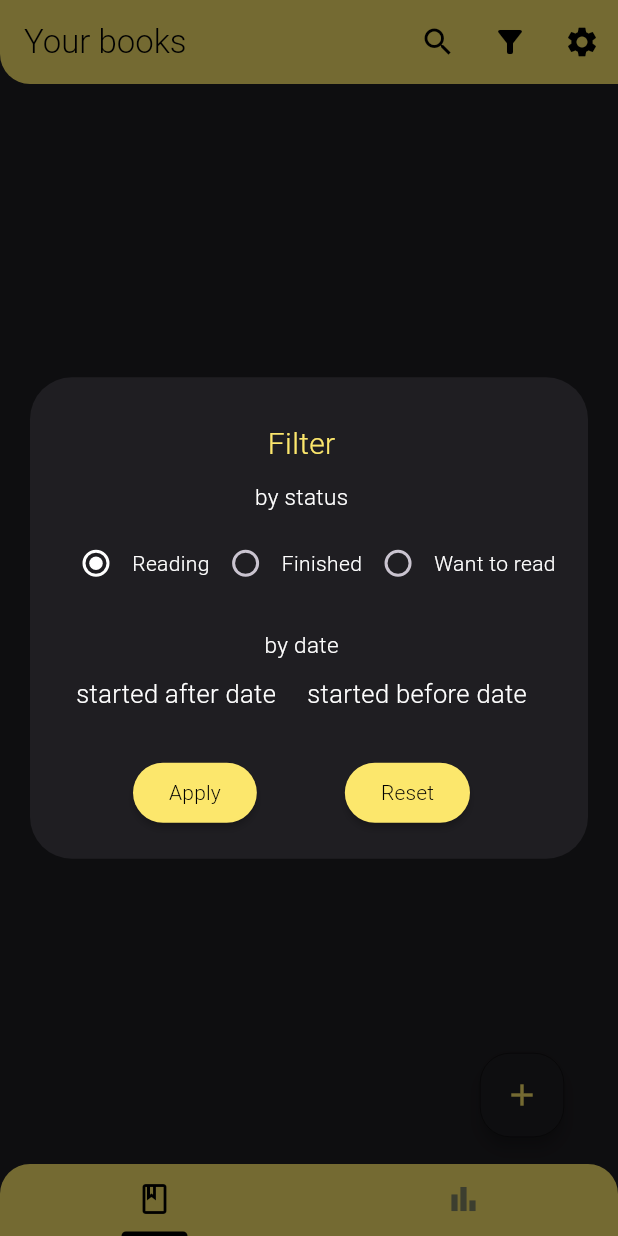
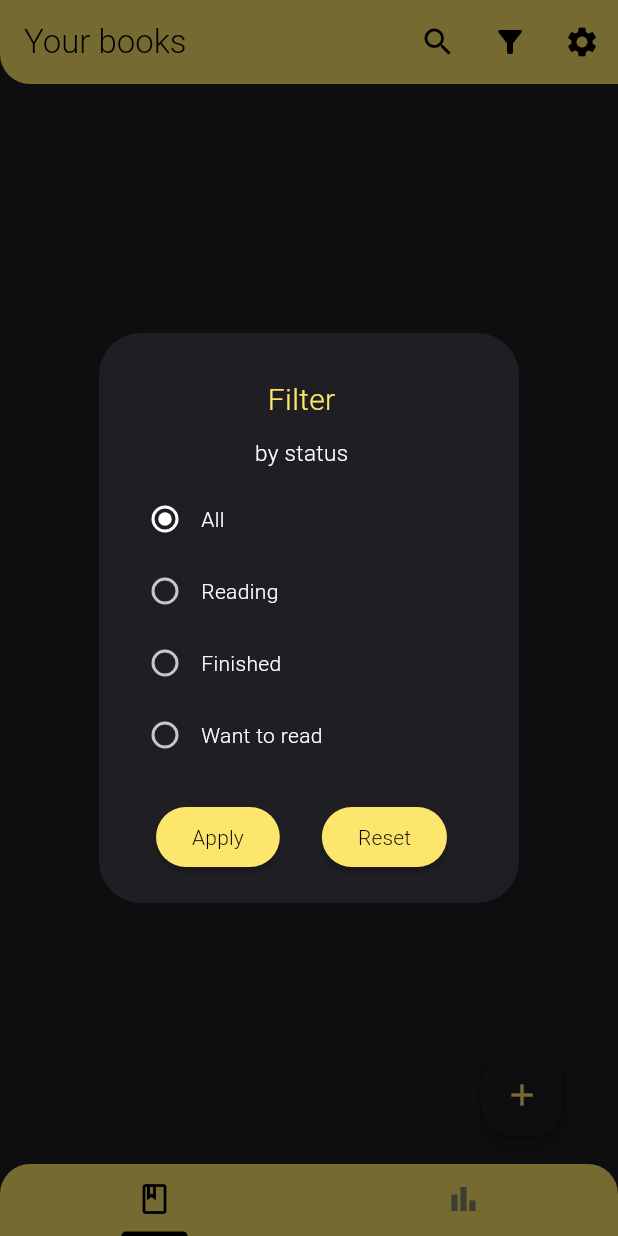
Before and after one commit to ozarski/BookTrackerFlutter, a Flutter app: the screen it shows after launch, after a tap on the "filter list alt" icon, on a phone screen of 412 x 824 dp. Run offline on Flutter 3.47's test engine with Material 3 defaults, Android fonts, the phone set to English and light mode, and no system bars; our stand-ins replace connectivity_plus, dio, file_picker, fl_chart, fluttertoast, sqflite; accounts and stored records are empty.

Commit message:
Filtering fixed

```diff
--- a/lib/features/books/presentation/pages/book_list_tab.dart
+++ b/lib/features/books/presentation/pages/book_list_tab.dart
@@ -37,7 +37,6 @@ class BookListTab extends StatelessWidget {
                       onPressed: () {
                         if (model.searching) {
                           model.reloadBooks();
-                          model.searching = false;
                         } else {
                           showDialog(
                             context: context,
@@ -72,12 +71,21 @@ class BookListTab extends StatelessWidget {
                     ),
                   ],
                 ),
-                body: ListView.builder(
-                  itemCount: model.books.length,
-                  itemBuilder: (context, index) {
-                    return BookListItem(book: model.books[index]);
-                  },
-                ).addPadding(const EdgeInsets.only(top: 10)),
+                body: model.isEmptyMessage != null
+                    ? Center(
+                        child: Text(
+                          model.isEmptyMessage!,
+                          style: const TextStyle(
+                              color: Colors.white70, fontSize: 16),
+                          textAlign: TextAlign.center,
+                        ),
+                      )
+                    : ListView.builder(
+                        itemCount: model.books.length,
+                        itemBuilder: (context, index) {
+                          return BookListItem(book: model.books[index]);
+                        },
+                      ).addPadding(const EdgeInsets.only(top: 10)),
               );
             },
           ),
--- a/lib/features/books/presentation/state/book_list_model.dart
+++ b/lib/features/books/presentation/state/book_list_model.dart
@@ -9,67 +9,95 @@ import 'package:flutter/material.dart';
 class BookListModel extends ChangeNotifier {
   final DisplayBookListUseCase _displayBookListUseCase;
   final FilterBookListUseCase _filterBookListUseCase;
-  final List<Book> _books = [];
+  final List<Book> _allBooks = [];
+  final List<Book> _displayedBooks = [];
 
-  List<Book> get books => _books;
+  List<Book> get books => _displayedBooks;
   bool searching = false;
+  String? _currentSearchQuery;
+  FilterBookListParams? _currentFilterParams;
+
+  String? get isEmptyMessage {
+    if (_allBooks.isEmpty) return 'No books yet. Tap + to add one.';
+    if (_displayedBooks.isEmpty) return 'No books match your search or filter.';
+    return null;
+  }
 
   BookListModel(this._displayBookListUseCase, this._filterBookListUseCase) {
     _loadBooks();
   }
 
   void addBook(Book book) {
-    _books.add(book);
-    notifyListeners();
+    _allBooks.add(book);
+    _applyLocalFilters();
   }
 
   void removeBook(Book book) {
-    _books.remove(book);
-    notifyListeners();
+    _allBooks.remove(book);
+    _applyLocalFilters();
   }
 
   void updateBook(Book book) {
-    int index = _books.indexWhere((element) => element.id == book.id);
-    _books[index] = book;
-    notifyListeners();
+    int index = _allBooks.indexWhere((element) => element.id == book.id);
+    if (index != -1) {
+      _allBooks[index] = book;
+    }
+    _applyLocalFilters();
   }
 
   void reloadBooks() {
+    _currentSearchQuery = null;
+    _currentFilterParams = null;
+    searching = false;
     _loadBooks();
   }
 
-  void _loadBooks() async {
-    await _displayBookListUseCase().then((value) {
-      _books.clear();
-      _books.addAll(value);
-      notifyListeners();
-    });
+  Future<void> _loadBooks() async {
+    var books = await _displayBookListUseCase();
+    _allBooks.clear();
+    _allBooks.addAll(books);
+    _applyLocalFilters();
   }
 
   void filterList(FilterStateModel filterState) async {
-    await _filterBookListUseCase(
-            FilterBookListParams.fromFilterStateModel(filterState))
-        .then((value) {
-      _books.clear();
-      _books.addAll(value);
-      notifyListeners();
-    });
+    _currentFilterParams =
+        FilterBookListParams.fromFilterStateModel(filterState);
+    await _applyFilters();
+  }
+
+  Future<void> _applyFilters() async {
+    if (_currentFilterParams != null) {
+      var books = await _filterBookListUseCase(_currentFilterParams!);
+      _allBooks.clear();
+      _allBooks.addAll(books);
+    } else {
+      await _loadBooks();
+      return;
+    }
+    _applyLocalFilters();
+  }
+
+  void _applyLocalFilters() {
+    _displayedBooks.clear();
+    if (_currentSearchQuery != null && _currentSearchQuery!.isNotEmpty) {
+      var q = _currentSearchQuery!.toLowerCase();
+      _displayedBooks.addAll(_allBooks.where((b) =>
+          b.title.toLowerCase().contains(q) ||
+          b.author.toLowerCase().contains(q)));
+    } else {
+      _displayedBooks.addAll(_allBooks);
+    }
+    notifyListeners();
   }
 
   void searchBooks(String query) {
     if (query.isEmpty) {
-      _loadBooks();
-      return;
+      _currentSearchQuery = null;
+    } else {
+      _currentSearchQuery = query;
     }
-    var filteredBooks = _books
-        .where((element) =>
-            element.title.toLowerCase().contains(query.toLowerCase()) ||
-            element.author.toLowerCase().contains(query.toLowerCase()))
-        .toList();
-    _books.clear();
-    _books.addAll(filteredBooks);
-    searching = true;
-    notifyListeners();
+    searching = _currentSearchQuery != null;
+    _applyLocalFilters();
   }
 
   void mockBooks() {
@@ -105,8 +133,8 @@ class BookListModel extends ChangeNotifier {
       'Aldous Huxley',
       'George Orwell',
     ];
-    _books.clear();
-    _books.addAll(
+    _allBooks.clear();
+    _allBooks.addAll(
       List.generate(
         50,
         (index) {
@@ -133,5 +161,6 @@ class BookListModel extends ChangeNotifier {
         },
       ),
     );
+    _applyLocalFilters();
   }
 }
--- a/lib/features/books/presentation/state/filter_state_model.dart
+++ b/lib/features/books/presentation/state/filter_state_model.dart
@@ -3,36 +3,42 @@ import 'package:flutter/material.dart';
 import 'package:intl/intl.dart';
 
 class FilterStateModel extends ChangeNotifier {
-  BookStatus status = BookStatus.reading;
+  BookStatus? status;
   DateTime? startDate;
-  DateTime?  finishDate;
+  DateTime? finishDate;
 
   FilterStateModel();
 
   String getFormattedStartDate() {
-    var startDateString = "";
-    if(status == BookStatus.reading) {
-      startDateString =  startDate!=null ? DateFormat('dd/MM/yyyy').format(startDate!) : 'started after date';
-    } else if(status == BookStatus.finished) {
-      startDateString =  startDate!=null ? DateFormat('dd/MM/yyyy').format(startDate!) : 'finished after date';
+    if (status == null) return 'start date';
+    switch (status!) {
+      case BookStatus.reading:
+        return startDate != null
+            ? DateFormat('dd/MM/yyyy').format(startDate!)
+            : 'started after date';
+      case BookStatus.finished:
+        return startDate != null
+            ? DateFormat('dd/MM/yyyy').format(startDate!)
+            : 'finished after date';
+      case BookStatus.wantToRead:
+        return 'start date';
     }
-    else{
-      startDateString =  'start date';
-    }
-    return startDateString;
   }
 
   String getFormattedFinishDate() {
-    var finishDateString = "";
-    if(status == BookStatus.reading) {
-      finishDateString =  finishDate!=null ? DateFormat('dd/MM/yyyy').format(finishDate!) : 'started before date';
-    } else if(status == BookStatus.finished) {
-      finishDateString =  finishDate!=null ? DateFormat('dd/MM/yyyy').format(finishDate!) : 'finished before date';
+    if (status == null) return 'finish date';
+    switch (status!) {
+      case BookStatus.reading:
+        return finishDate != null
+            ? DateFormat('dd/MM/yyyy').format(finishDate!)
+            : 'started before date';
+      case BookStatus.finished:
+        return finishDate != null
+            ? DateFormat('dd/MM/yyyy').format(finishDate!)
+            : 'finished before date';
+      case BookStatus.wantToRead:
+        return 'finish date';
     }
-    else{
-      finishDateString =  'finish date';
-    }
-    return finishDateString;
   }
 
   void setStartDate(DateTime? date) {
@@ -45,32 +51,32 @@ class FilterStateModel extends ChangeNotifier {
     notifyListeners();
   }
 
-  void setStatus(BookStatus status) {
-    this.status = status;
+  void setStatus(BookStatus? newStatus) {
+    status = newStatus;
     notifyListeners();
   }
 
   void reset() {
-    status = BookStatus.reading;
+    status = null;
     startDate = null;
     finishDate = null;
     notifyListeners();
   }
 }
 
-
 class FilterBookListParams {
-  final BookStatus status;
+  final BookStatus? status;
   final DateTime? startDate;
   final DateTime? finishDate;
 
   FilterBookListParams({
-    required this.status,
-    required this.startDate,
-    required this.finishDate,
+    this.status,
+    this.startDate,
+    this.finishDate,
   });
 
-  factory FilterBookListParams.fromFilterStateModel(FilterStateModel filterStateModel) {
+  factory FilterBookListParams.fromFilterStateModel(
+      FilterStateModel filterStateModel) {
     return FilterBookListParams(
       status: filterStateModel.status,
       startDate: filterStateModel.startDate,
--- a/lib/features/books/presentation/widgets/filter_dialog/filter_dialog.dart
+++ b/lib/features/books/presentation/widgets/filter_dialog/filter_dialog.dart
@@ -1,4 +1,5 @@
 import 'package:book_tracker/core/utils/padding_extension.dart';
+import 'package:book_tracker/features/books/domain/entities/book.dart';
 import 'package:book_tracker/features/books/presentation/state/book_list_model.dart';
 import 'package:book_tracker/features/books/presentation/state/filter_state_model.dart';
 import 'package:book_tracker/features/books/presentation/widgets/filter_dialog/finish_date_filter_widget.dart';
@@ -42,31 +43,35 @@ class FilterDialog extends StatelessWidget {
                     ),
                   ).addPadding(const EdgeInsets.only(top: 10)),
                   const StatusFilteringRadioButtons(),
+                  AnimatedCrossFade(
+                    firstChild: Column(
+                      crossAxisAlignment: CrossAxisAlignment.stretch,
+                      children: [
                         const Text(
                           'by date',
+                          textAlign: TextAlign.center,
                           style: TextStyle(
                             color: Colors.white,
                             fontWeight: FontWeight.w300,
                             fontSize: 15,
                           ),
                         ).addPadding(const EdgeInsets.only(top: 10)),
-                  Row(
-                    children: [
-                      Consumer<FilterStateModel>(
-                        builder: (context, filterModel, child) {
-                          return Expanded(
-                            child: const Row(
-                              mainAxisAlignment: MainAxisAlignment.spaceEvenly,
+                        const Column(
                           children: [
                             StartDateFilterWidget(),
+                            SizedBox(height: 10),
                             FinishDateFilterWidget(),
                           ],
-                            ).addPadding(
-                                const EdgeInsets.only(top: 10, bottom: 20)),
-                          );
-                        },
+                        ).addPadding(const EdgeInsets.only(
+                            top: 10, bottom: 20, left: 10, right: 10)),
+                      ],
                     ),
-                    ],
+                    secondChild: const SizedBox.shrink(),
+                    crossFadeState: filterStateModel.status != null &&
+                            filterStateModel.status != BookStatus.wantToRead
+                        ? CrossFadeState.showFirst
+                        : CrossFadeState.showSecond,
+                    duration: const Duration(milliseconds: 100),
                   ),
                   Row(
                     mainAxisAlignment: MainAxisAlignment.spaceEvenly,
@@ -98,6 +103,7 @@ class FilterDialog extends StatelessWidget {
                           final bookListState = context.read<BookListModel>();
                           bookListState.reloadBooks();
                           filterStateModel.reset();
+                          Navigator.pop(context);
                         },
                         style: ElevatedButton.styleFrom(
                           elevation: 2,
--- a/lib/features/books/presentation/widgets/filter_dialog/finish_date_filter_widget.dart
+++ b/lib/features/books/presentation/widgets/filter_dialog/finish_date_filter_widget.dart
@@ -9,20 +9,31 @@ class FinishDateFilterWidget extends StatelessWidget {
   Widget build(BuildContext context) {
     final filterModel = context.watch<FilterStateModel>();
     return InkWell(
-      child: Text(
-        filterModel.getFormattedFinishDate(),
-        style: const TextStyle(
-          color: Colors.white,
-          fontWeight: FontWeight.w300,
-          fontSize: 17,
-        ),
-      ),
       onTap: () async {
         DateTime? date = await setUpDatePicker(filterModel, context);
         if (date != null) {
           filterModel.setFinishDate(date);
         }
       },
+      child: Container(
+        padding: const EdgeInsets.symmetric(horizontal: 12, vertical: 10),
+        decoration: BoxDecoration(
+          color: Colors.white.withOpacity(0.1),
+          borderRadius: BorderRadius.circular(8),
+          border: Border.all(color: Colors.white24),
+        ),
+        child: Row(
+          children: [
+            const Icon(Icons.calendar_today, color: Colors.white70, size: 16),
+            const SizedBox(width: 8),
+            const Spacer(),
+            Text(
+              filterModel.getFormattedFinishDate(),
+              style: const TextStyle(color: Colors.white, fontSize: 14),
+            ),
+          ],
+        ),
+      ),
     );
   }
 
--- a/lib/features/books/presentation/widgets/filter_dialog/start_date_filter_widget.dart
+++ b/lib/features/books/presentation/widgets/filter_dialog/start_date_filter_widget.dart
@@ -9,20 +9,31 @@ class StartDateFilterWidget extends StatelessWidget {
   Widget build(BuildContext context) {
     final filterModel = context.watch<FilterStateModel>();
     return InkWell(
-      child: Text(
-        filterModel.getFormattedStartDate(),
-        style: const TextStyle(
-          color: Colors.white,
-          fontWeight: FontWeight.w300,
-          fontSize: 17,
-        ),
-      ),
       onTap: () async {
         DateTime? date = await setUpDatePicker(filterModel, context);
         if (date != null) {
           filterModel.setStartDate(date);
         }
       },
+      child: Container(
+        padding: const EdgeInsets.symmetric(horizontal: 12, vertical: 10),
+        decoration: BoxDecoration(
+          color: Colors.white.withOpacity(0.1),
+          borderRadius: BorderRadius.circular(8),
+          border: Border.all(color: Colors.white24),
+        ),
+        child: Row(
+          children: [
+            const Icon(Icons.calendar_today, color: Colors.white70, size: 16),
+            const SizedBox(width: 8),
+            const Spacer(),
+            Text(
+              filterModel.getFormattedStartDate(),
+              style: const TextStyle(color: Colors.white, fontSize: 14),
+            ),
+          ],
+        ),
+      ),
     );
   }
 
--- a/lib/features/books/presentation/widgets/filter_dialog/status_filtering_radio_buttons.dart
+++ b/lib/features/books/presentation/widgets/filter_dialog/status_filtering_radio_buttons.dart
@@ -4,58 +4,47 @@ import 'package:book_tracker/features/books/presentation/state/filter_state_mode
 import 'package:flutter/material.dart';
 import 'package:provider/provider.dart';
 
-class StatusFilteringRadioButtons extends StatefulWidget {
+class StatusFilteringRadioButtons extends StatelessWidget {
   const StatusFilteringRadioButtons({super.key});
 
-  BookStatus get status => BookStatus.reading;
-
-  @override
-  State<StatusFilteringRadioButtons> createState() =>
-      _StatusFilteringRadioButtonsState();
-}
-
-class _StatusFilteringRadioButtonsState
-    extends State<StatusFilteringRadioButtons> {
   @override
   Widget build(BuildContext context) {
     return Consumer<FilterStateModel>(
       builder: (context, filterStateModel, child) {
-        return
-    Row(
-      mainAxisAlignment: MainAxisAlignment.spaceBetween,
-      children: [
-        statusRadioButton(BookStatus.reading, 'Reading', filterStateModel),
-        statusRadioButton(BookStatus.finished, 'Finished', filterStateModel),
-        statusRadioButton(BookStatus.wantToRead, 'Want to read', filterStateModel),
-      ],
-    ).addPadding(
-      const EdgeInsets.symmetric(horizontal: 10, vertical: 10),
-    ); },
+        return Column(
+          children: [
+            statusRadioButton(null, 'All', filterStateModel),
+            statusRadioButton(
+                BookStatus.reading, 'Reading', filterStateModel),
+            statusRadioButton(
+                BookStatus.finished, 'Finished', filterStateModel),
+            statusRadioButton(
+                BookStatus.wantToRead, 'Want to read', filterStateModel),
+          ],
+        ).addPadding(
+          const EdgeInsets.symmetric(horizontal: 10, vertical: 10),
+        );
+      },
     );
   }
 
-  Widget statusRadioButton(
-      BookStatus targetStatus, String label, FilterStateModel filterStateModel) {
-
-    BookStatus status = filterStateModel.status;
-
+  Widget statusRadioButton(BookStatus? targetStatus, String label,
+      FilterStateModel filterStateModel) {
     return InkWell(
       splashColor: Colors.transparent,
       highlightColor: Colors.transparent,
       onTap: () {
-        setState(() => status = targetStatus);
         filterStateModel.setStatus(targetStatus);
       },
       child: Theme(
         data: ThemeData.dark(),
         child: Row(
           children: [
-            Radio<BookStatus>(
+            Radio<BookStatus?>(
               value: targetStatus,
-              groupValue: status,
+              groupValue: filterStateModel.status,
               onChanged: (value) {
-                setState(() => status = value ?? BookStatus.reading);
-                filterStateModel.setStatus(targetStatus);
+                filterStateModel.setStatus(value);
               },
               activeColor: Colors.white,
             ),
```
Also changed, not shown: lib/features/books/data/repositories/book_repository.dart (+29 -47 lines). Lines whose indentation alone changed are shown as unchanged.
